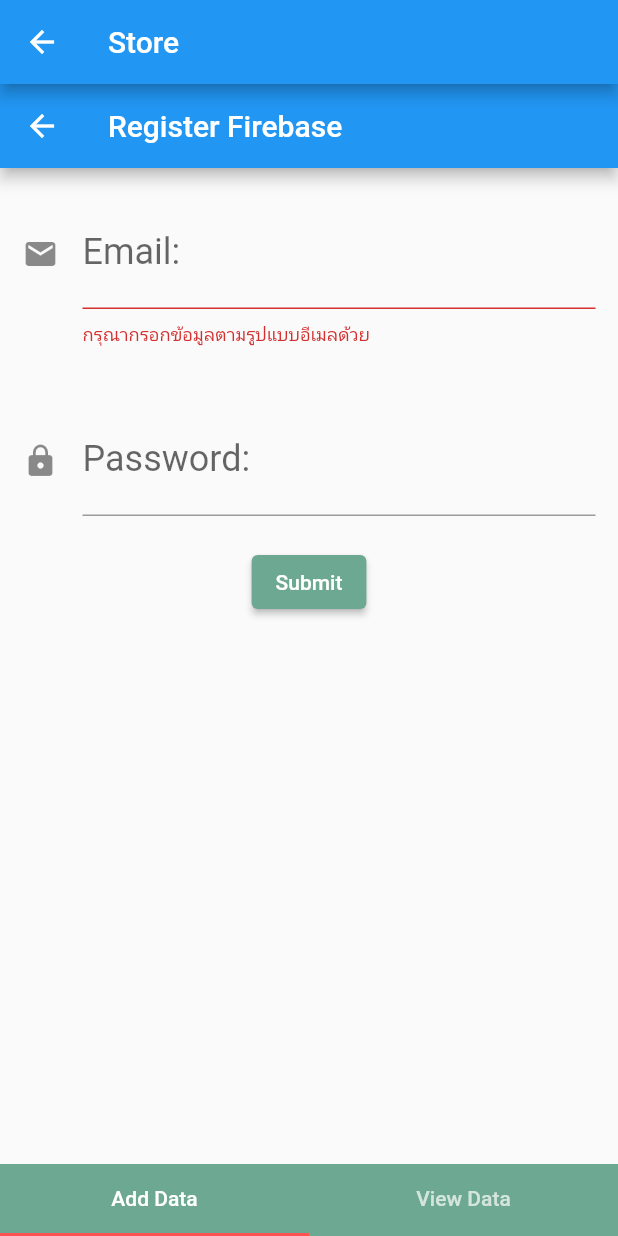
After one commit to anutchai/mobileappweek1, a Flutter app: the Store screen opened by its route, after a tap on "Submit", on a phone screen of 412 x 824 dp. The commit adds this screen. Run offline on Flutter 3.47's test engine with Material 2 defaults, Android fonts, the phone set to English and light mode, and no system bars; our stand-ins replace better_player, firebase_auth, firebase_core, geocoding, geolocator, image_picker and 1 more; accounts and stored records are empty; network calls fail.

Commit message:
Update Screen Store

```diff
--- a/lib/main.dart
+++ b/lib/main.dart
@@ -8,6 +8,7 @@ import 'package:mobileappweek1/screen/login.dart';
 import 'package:mobileappweek1/screen/packageimage.dart';
 import 'package:mobileappweek1/screen/packagelocation.dart';
 import 'package:mobileappweek1/screen/packagevideo.dart';
+import 'package:mobileappweek1/screen/store.dart';
 import 'screen/index.dart';
 
 // void main() => runApp(MyApp());
@@ -34,6 +35,7 @@ class MyApp extends StatelessWidget {
         'Image': (context) => PackageImage(),
         'Video': (context) => PackageVideo(),
         'Location': (context) => PackageLocation(),
+        'Store': (context) => Store(),
       },
       theme: ThemeData(
         primaryColor: sColor,
--- /dev/null
+++ b/lib/screen/Store/adddata.dart
@@ -0,0 +1,127 @@
+import 'package:flutter/material.dart';
+import 'package:mobileappweek1/config/constant.dart';
+
+class AddData extends StatefulWidget {
+  const AddData({Key? key}) : super(key: key);
+
+  @override
+  _AddDataState createState() => _AddDataState();
+}
+
+class _AddDataState extends State<AddData> {
+  var name, surname, email, password;
+  final formKey = GlobalKey<FormState>();
+
+  @override
+  Widget build(BuildContext context) {
+    return SafeArea(
+      child: Scaffold(
+        appBar: AppBar(
+          title: Text('Register Firebase'),
+        ),
+        body: Form(
+          key: formKey,
+          child: SingleChildScrollView(
+            child: Column(
+              children: [
+                // txtName(),
+                // txtSurname(),
+                txtEmail(),
+                txtPassword(),
+                btnSubmit(),
+              ],
+            ),
+          ),
+        ),
+      ),
+    );
+  }
+
+  Widget txtName() {
+    return Container(
+      margin: EdgeInsets.fromLTRB(15, 20, 15, 20),
+      child: TextFormField(
+        style: TextStyle(
+          fontSize: 24,
+          color: pColor,
+        ),
+        decoration: InputDecoration(
+          labelText: 'Name:',
+          icon: Icon(Icons.account_circle),
+          hintText: 'Input your name',
+        ),
+        validator: (value) {
+          if (value!.isEmpty) {
+            return 'กรุณาใส่ข้อมูลด้วย';
+          } else if (value.length < 2) {
+            return 'กรุณาใส่ข้อมูลมากกว่า 2 ตัวอักษร';
+          }
+        },
+        onSaved: (value) {
+          name = value;
+        },
+      ),
+    );
+  }
+
+  Widget txtEmail() {
+    return Container(
+      margin: EdgeInsets.fromLTRB(15, 20, 15, 20),
+      child: TextFormField(
+        keyboardType: TextInputType.emailAddress,
+        style: TextStyle(
+          fontSize: 24,
+          color: pColor,
+        ),
+        decoration: InputDecoration(
+          labelText: 'Email:',
+          icon: Icon(Icons.email),
+          hintText: 'Input your email',
+        ),
+        validator: (value) {
+          if (!(value!.contains('@'))) {
+            return 'กรุณากรอกข้อมูลตามรูปแบบอีเมลด้วย';
+          } else if (!(value.contains('.'))) {
+            return 'กรุณากรอกข้อมูลตามรูปแบบอีเมลด้วย';
+          }
+        },
+        onSaved: (value) {
+          email = value;
+        },
+      ),
+    );
+  }
+
+  Widget txtPassword() {
+    return Container(
+      margin: EdgeInsets.fromLTRB(15, 20, 15, 20),
+      child: TextFormField(
+        obscureText: true,
+        style: TextStyle(
+          fontSize: 24,
+          color: pColor,
+        ),
+        decoration: InputDecoration(
+          labelText: 'Password:',
+          icon: Icon(Icons.lock),
+          hintText: 'Input your password',
+        ),
+        onSaved: (value) {
+          password = value;
+        },
+      ),
+    );
+  }
+
+  Widget btnSubmit() => ElevatedButton(
+        style: ElevatedButton.styleFrom(
+          primary: pColor,
+        ),
+        onPressed: () {
+          if (formKey.currentState!.validate()) {
+            formKey.currentState!.save();
+          }
+        },
+        child: Text('Submit'),
+      );
+}
--- /dev/null
+++ b/lib/screen/Store/viewdata.dart
@@ -0,0 +1,17 @@
+import 'package:flutter/material.dart';
+
+class ViewData extends StatefulWidget {
+  const ViewData({Key? key}) : super(key: key);
+
+  @override
+  _ViewDataState createState() => _ViewDataState();
+}
+
+class _ViewDataState extends State<ViewData> {
+  @override
+  Widget build(BuildContext context) {
+    return Container(
+      child: Text('View Data'),
+    );
+  }
+}
--- a/lib/screen/dashboard.dart
+++ b/lib/screen/dashboard.dart
@@ -107,6 +107,23 @@ class _DashboardState extends State<Dashboard> {
               ),
               ListTile(
                 onTap: () {
+                  print('Menu Store');
+                  Navigator.pushNamed(context, 'Store');
+                },
+                title: Text(
+                  'Store',
+                  style: TextStyle(
+                    fontSize: 24,
+                  ),
+                ),
+                leading: Icon(
+                  Icons.store,
+                  color: Colors.purple,
+                  size: 36,
+                ),
+              ),
+              ListTile(
+                onTap: () {
                   logout();
                   Navigator.of(context).pop();
                   Navigator.pushNamed(context, 'Index', arguments: []);
--- /dev/null
+++ b/lib/screen/store.dart
@@ -0,0 +1,46 @@
+import 'package:flutter/material.dart';
+import 'package:mobileappweek1/config/constant.dart';
+import 'package:mobileappweek1/screen/Store/adddata.dart';
+import 'package:mobileappweek1/screen/Store/viewdata.dart';
+
+class Store extends StatefulWidget {
+  const Store({Key? key}) : super(key: key);
+
+  @override
+  _StoreState createState() => _StoreState();
+}
+
+class _StoreState extends State<Store> {
+  @override
+  Widget build(BuildContext context) {
+    return DefaultTabController(
+      length: 2,
+      child: Scaffold(
+        appBar: AppBar(
+          title: Text("Store"),
+        ),
+        body: TabBarView(
+          children: [
+            AddData(),
+            ViewData(),
+          ],
+        ),
+        bottomNavigationBar: Container(
+          color: pColor,
+          child: TabBar(
+            indicatorColor: Colors.redAccent,
+            labelColor: Colors.white,
+            tabs: [
+              Tab(
+                text: "Add Data",
+              ),
+              Tab(
+                text: "View Data",
+              )
+            ],
+          ),
+        ),
+      ),
+    );
+  }
+}
--- a/pubspec.yaml
+++ b/pubspec.yaml
@@ -26,6 +26,7 @@ dependencies:
   geocoding: ^2.0.1
   firebase_core: ^1.8.0
   firebase_auth: ^3.1.4
+  firebase_database: ^8.0.1
 
 
 dev_dependencies:
```
Also changed, not shown: pubspec.lock, 1 other file.
